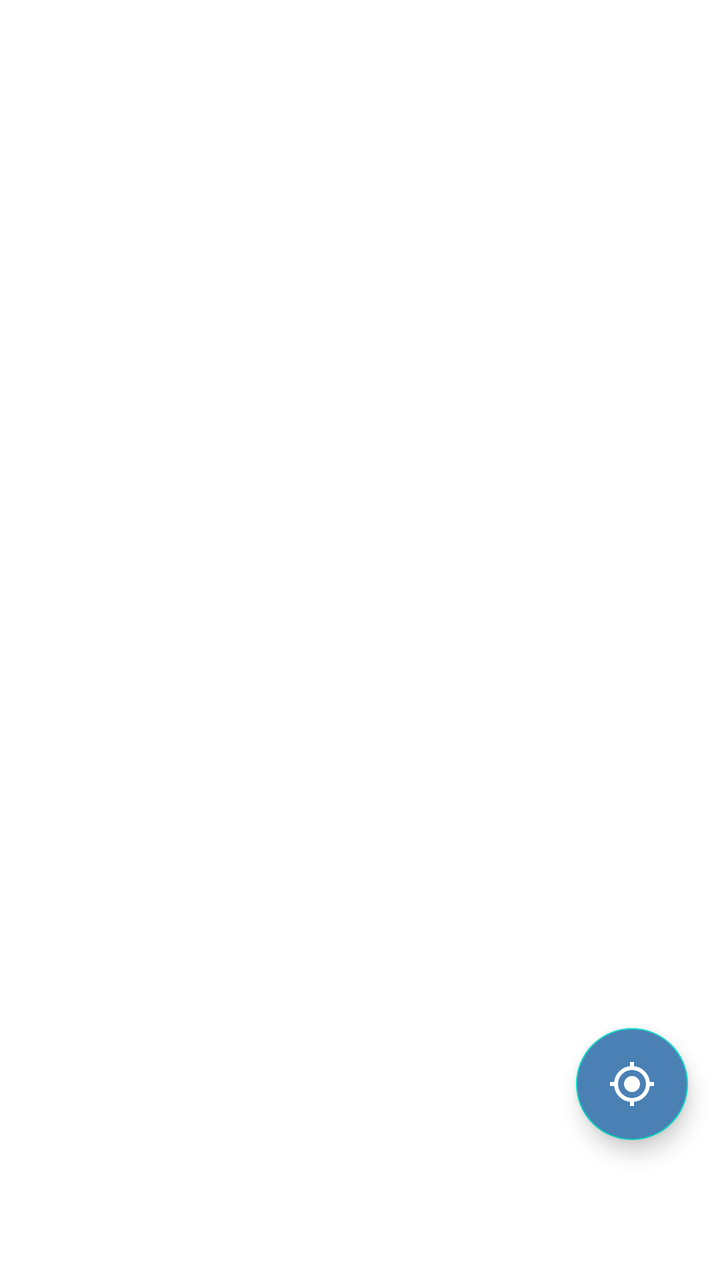
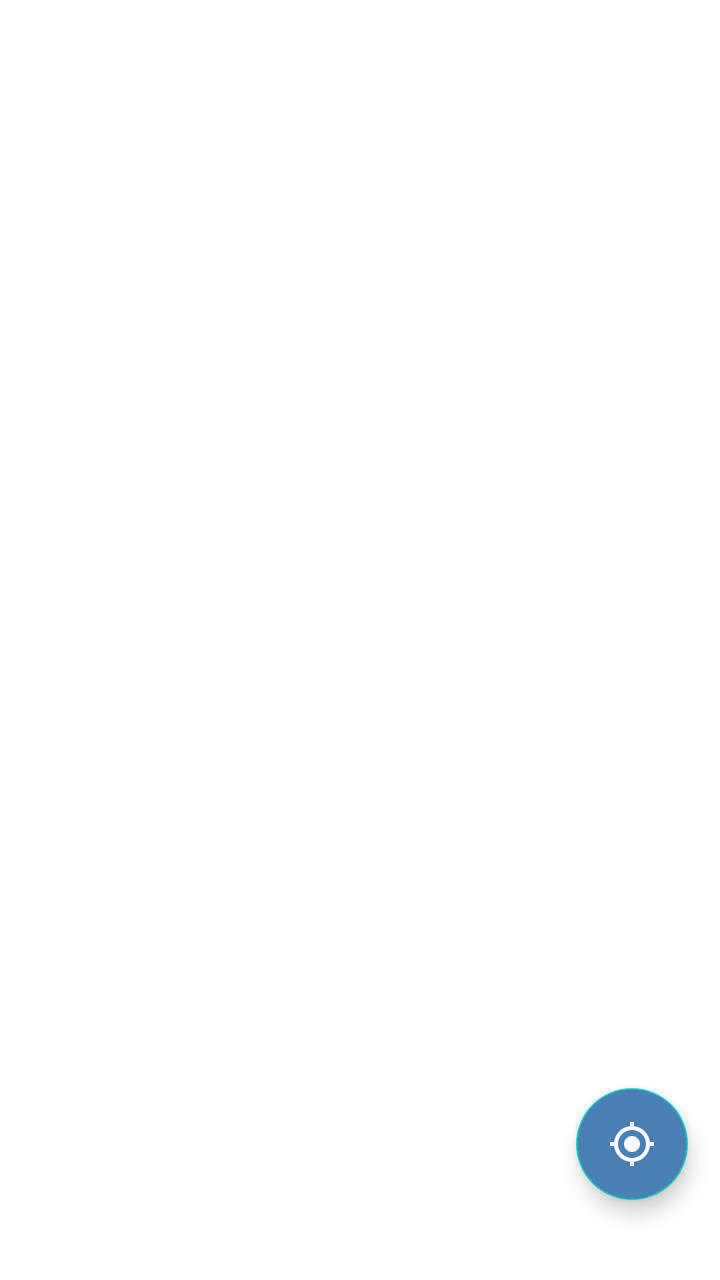

Compare the two renders of this Android layout. The source of the first and the diff that turns it into the second are given below.
<!-- AndroidManifest.xml: application theme Theme.Pedait -->
<!-- res/layout/fragment_home.xml -->
<FrameLayout xmlns:android="http://schemas.android.com/apk/res/android"
    android:id="@+id/main"
    android:layout_width="match_parent"
    android:layout_height="match_parent">

    <FrameLayout
        android:id="@+id/map_container"
        android:layout_width="match_parent"
        android:layout_height="match_parent" />

    <com.google.android.material.floatingactionbutton.FloatingActionButton
        android:id="@+id/findLocationBtn"
        android:layout_width="wrap_content"
        android:layout_height="wrap_content"
        android:src="@drawable/ic_location"
        android:layout_gravity="end|bottom"
        android:layout_marginEnd="16dp"
        android:layout_marginBottom="70dp"
        android:backgroundTint="@color/steel_blue"
        android:contentDescription="Find my location"
        android:importantForAccessibility="yes"/>








</FrameLayout>
<!-- resources referenced by this layout -->
<resources>
  <color name="steel_blue">#4B80B5</color>
  <!-- drawable ic_location (drawable) -->
  <vector xmlns:android="http://schemas.android.com/apk/res/android"
      android:width="24dp"
      android:height="24dp"
      android:viewportWidth="24"
      android:viewportHeight="24"
      android:tint="@color/white">
      <path
          android:fillColor="#FF000000"
          android:pathData="M12,8a4,4 0,1 0,4 4A4,4 0,0 0,12 8zm8.94,3A9,9 0,0 0,13 3.06V1h-2v2.06A9,9 0,0 0,3.06 11H1v2h2.06A9,9 0,0 0,11 20.94V23h2v-2.06A9,9 0,0 0,20.94 13H23v-2zM12,19a7,7 0,1 1,7 -7A7,7 0,0 1,12 19z" />
  </vector>
  <style name="Theme.Pedait" parent="Theme.MaterialComponents.DayNight.NoActionBar">
          
          <item name="colorPrimary">@color/purple_500</item>
          <item name="colorPrimaryVariant">@color/purple_700</item>
          <item name="colorOnPrimary">@color/white</item>
          
          <item name="colorSecondary">@color/teal_200</item>
          <item name="colorSecondaryVariant">@color/teal_700</item>
          <item name="colorOnSecondary">@color/white</item>
          
          <item name="android:statusBarColor">?attr/colorPrimaryVariant</item>
          
  
  
      </style>
  <color name="white">#FFFFFFFF</color>
  <color name="purple_500">#FF6200EE</color>
  <color name="purple_700">#FF3700B3</color>
  <color name="teal_200">#FF03DAC5</color>
  <color name="teal_700">#FF018786</color>
</resources>

<!-- the commit's change to res/layout/fragment_home.xml (unified diff, before → after) -->
@@ -15,7 +15,7 @@
         android:src="@drawable/ic_location"
         android:layout_gravity="end|bottom"
         android:layout_marginEnd="16dp"
-        android:layout_marginBottom="70dp"
+        android:layout_marginBottom="40dp"
         android:backgroundTint="@color/steel_blue"
         android:contentDescription="Find my location"
         android:importantForAccessibility="yes"/>
